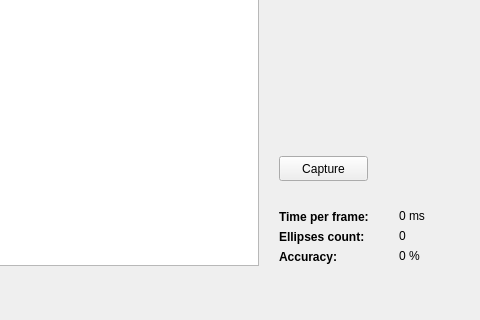
Qt form mainwindow.ui (Suryavf/CameraCalibration) before a commit; both pictures show x 1081 to 1561 and y 263 to 583 of the 1561 by 583 pixel window.
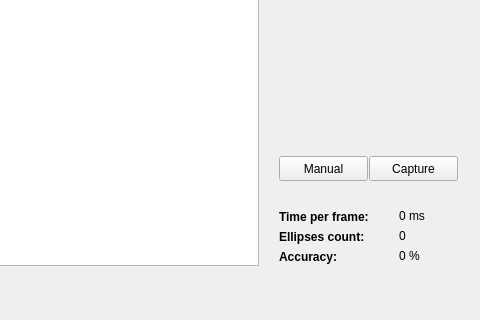
The same form after that commit.

The edit to the form file:
```diff
--- a/mainwindow.ui
+++ b/mainwindow.ui
@@ -414,7 +414,7 @@
    <widget class="QPushButton" name="pushButtonCapture">
     <property name="geometry">
      <rect>
-      <x>1360</x>
+      <x>1450</x>
       <y>400</y>
       <width>89</width>
       <height>25</height>
@@ -424,6 +424,19 @@
      <string>Capture</string>
     </property>
    </widget>
+   <widget class="QPushButton" name="pushButtonCalibrationMode">
+    <property name="geometry">
+     <rect>
+      <x>1360</x>
+      <y>400</y>
+      <width>89</width>
+      <height>25</height>
+     </rect>
+    </property>
+    <property name="text">
+     <string>Manual</string>
+    </property>
+   </widget>
   </widget>
   <widget class="QMenuBar" name="menuBar">
    <property name="geometry">
```
Left out of the diff: 6 changed lines with no effect on the pictures.
